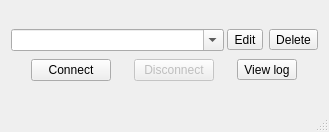
Above: mainwindow.ui from openconnect/openconnect-gui before the change. Below: the same form after it.
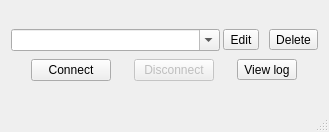
That is the form after the change. Icons and pictures are not drawn.

```diff
--- a/mainwindow.ui
+++ b/mainwindow.ui
@@ -52,6 +52,9 @@
         </item>
         <item>
          <layout class="QHBoxLayout" name="horizontalLayout_3">
+          <property name="spacing">
+           <number>10</number>
+          </property>
           <item>
            <widget class="QToolButton" name="toolButton">
             <property name="text">
```
Left out of the diff: 33 changed lines with no effect on the pictures.
